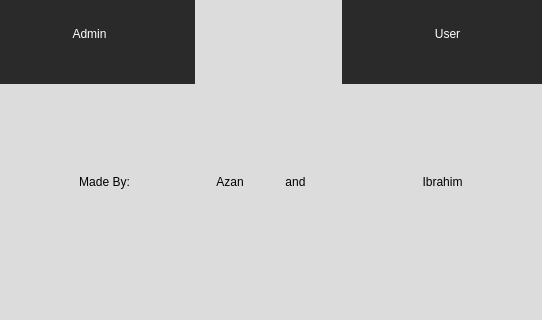
The window that Past_Paper_App/selection.ui (Ibraheem5002/Projects) describes before a commit, drawn with Qt 5; both pictures show x 132 to 674 and y 280 to 600 of the 800 by 600 pixel window.
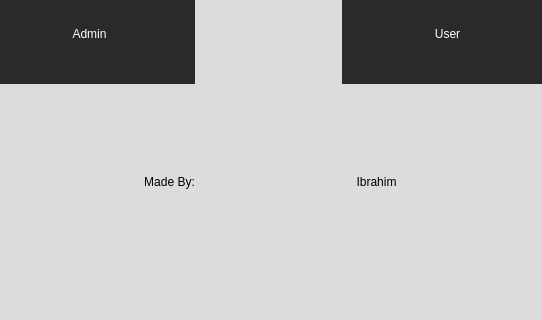
The same window after the commit.

Diff of the .ui file:
```diff
--- a/Past_Paper_App/selection.ui
+++ b/Past_Paper_App/selection.ui
@@ -282,58 +282,6 @@
         </property>
        </widget>
       </item>
-      <item>
-       <widget class="QPushButton" name="Azan_Button">
-        <property name="minimumSize">
-         <size>
-          <width>0</width>
-          <height>61</height>
-         </size>
-        </property>
-        <property name="styleSheet">
-         <string notr="true">QPushButton
-{
-	color:BLACK;
-	background-color:rgb(220, 220, 220);
-	border:none;
-	font: 700 40pt &quot;Britannic&quot;;
-}
-
-QPushButton:hover
-{
-	color:WHITE;
-	background-color:rgb(220, 220, 220);
-	border:none;
-	font: 700 40pt &quot;Britannic&quot;;
-}</string>
-        </property>
-        <property name="text">
-         <string>Azan</string>
-        </property>
-       </widget>
-      </item>
-      <item>
-       <widget class="QPushButton" name="pushButton_3">
-        <property name="minimumSize">
-         <size>
-          <width>91</width>
-          <height>61</height>
-         </size>
-        </property>
-        <property name="styleSheet">
-         <string notr="true">QPushButton
-{
-	color:BLACK;
-	background-color:rgb(220, 220, 220);
-	border:none;
-	font: 700 40pt &quot;Britannic&quot;;
-}</string>
-        </property>
-        <property name="text">
-         <string>and</string>
-        </property>
-       </widget>
-      </item>
       <item>
        <widget class="QPushButton" name="Ibrahim_Button">
         <property name="minimumSize">
```
